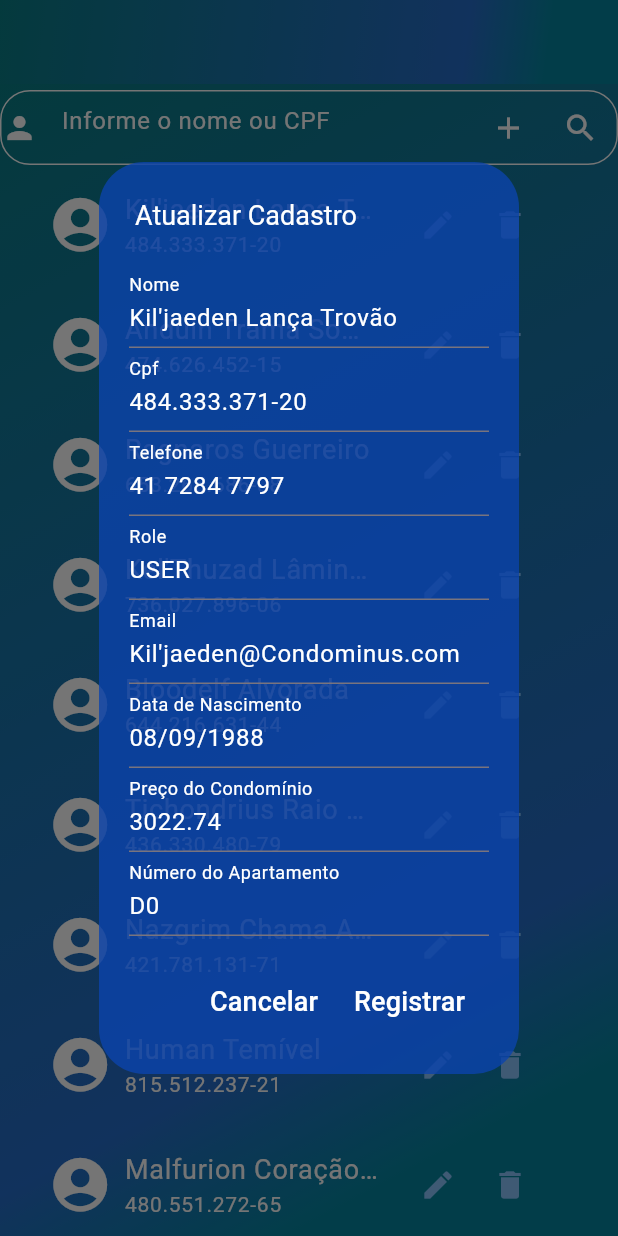
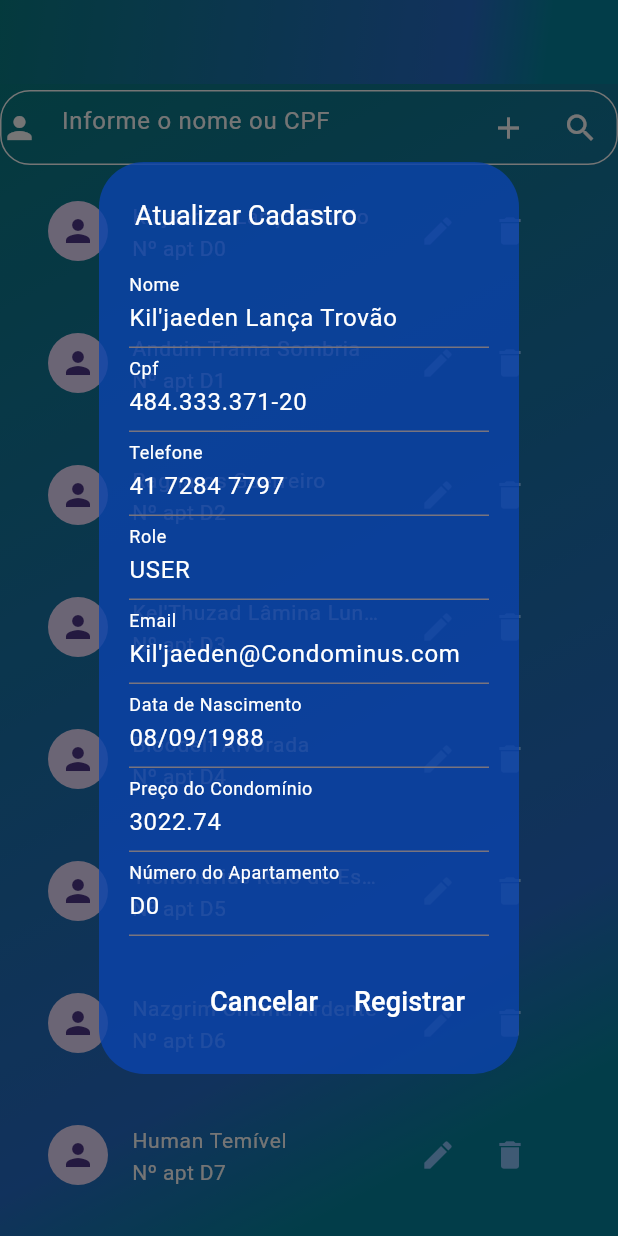
Before and after one commit to igorcalves/Condominus, a Flutter app: the screen it shows after launch, after a tap on the "edit" icon, on a phone screen of 412 x 824 dp. Run offline on Flutter 3.47's test engine with Material 3 defaults, Android fonts, the phone set to English and light mode, and no system bars.

Commit message:
simplificando o frame

```diff
--- a/lib/componentes/frame_usuario.dart
+++ /dev/null
@@ -1,72 +0,0 @@
-import 'package:flutter/material.dart';
-import 'package:Condominus/pages/usuarios/sub_tela_editar_criar_usuario.dart';
-import 'package:Condominus/pages/usuarios/mini_tela_exibir_usuario.dart';
-import '../dominio/user.dart';
-import '/componentes/icones_prontos.dart';
-import '/modelosDoApp/modelo_texto.dart';
-
-// ignore: must_be_immutable
-class FrameDeDadosPessoa extends StatelessWidget {
-  User user;
-
-  FrameDeDadosPessoa(this.user, {super.key});
-
-  @override
-  Widget build(BuildContext context) {
-    return SizedBox(
-      width: MediaQuery.of(context).size.width,
-      child: ListTile(
-        title: GestureDetector(
-          onTap: () {
-            showDialog(
-              context: context,
-              builder: (_) {
-                return telaDeDadosUsuario(user, context);
-              },
-            );
-          },
-          child: Row(
-            children: [
-              const IconePerfil(),
-              const SizedBox(width: 8),
-              Expanded(
-                child: Column(
-                  crossAxisAlignment: CrossAxisAlignment.start,
-                  children: [
-                    TextoPersonalizado(
-                      user.name!,
-                    ),
-                    TextoPersonalizado(
-                      user.cpf!,
-                      tamanho: 14,
-                    ),
-                  ],
-                ),
-              ),
-            ],
-          ),
-        ),
-        trailing: Row(
-          mainAxisSize: MainAxisSize.min,
-          children: [
-            IconeEditar(
-              onPressed: () {
-                showDialog(
-                  context: context,
-                  builder: (_) {
-                    return telaParaAdicionarPessoas(
-                        context, 'Atualizar Cadastro',
-                        user: user);
-                  },
-                );
-              },
-            ),
-            IconeDeletar(
-              onPressed: () {},
-            ),
-          ],
-        ),
-      ),
-    );
-  }
-}
--- /dev/null
+++ b/lib/componentes/frame_usuarios.dart
@@ -0,0 +1,71 @@
+import 'package:Condominus/componentes/icones_prontos.dart';
+import 'package:Condominus/dominio/user.dart';
+import 'package:Condominus/modelosDoApp/modelo_texto.dart';
+import 'package:Condominus/pages/usuarios/mini_tela_exibir_usuario.dart';
+import 'package:Condominus/pages/usuarios/sub_tela_editar_criar_usuario.dart';
+import 'package:flutter/material.dart';
+
+class FramePessoa extends StatelessWidget {
+  final User user;
+
+  const FramePessoa({super.key, required this.user});
+
+  @override
+  Widget build(BuildContext context) {
+    return ListTile(
+      leading: const CircleAvatar(child: Icon(Icons.person)),
+      title: abrirInfo(
+        user: user,
+        text: user.name!,
+      ),
+      subtitle: abrirInfo(
+        user: user,
+        text: 'Nº apt ${user.apartmentNumber!}',
+      ),
+      trailing: Row(
+        mainAxisSize: MainAxisSize.min,
+        children: [
+          IconeEditar(
+            onPressed: () {
+              showDialog(
+                context: context,
+                builder: (_) {
+                  return telaParaAdicionarPessoas(context, 'Atualizar Cadastro',
+                      user: user);
+                },
+              );
+            },
+          ),
+          IconeDeletar(
+            onPressed: () {},
+          ),
+        ],
+      ),
+    );
+  }
+}
+
+class abrirInfo extends StatelessWidget {
+  const abrirInfo({super.key, required this.user, required this.text});
+
+  final User user;
+  final String text;
+
+  @override
+  Widget build(BuildContext context) {
+    return GestureDetector(
+      onTap: () {
+        showDialog(
+          context: context,
+          builder: (_) {
+            return telaDeDadosUsuario(user, context);
+          },
+        );
+      },
+      child: TextoPersonalizado(
+        text,
+        tamanho: 14,
+      ),
+    );
+  }
+}
--- a/lib/main.dart
+++ b/lib/main.dart
@@ -1,8 +1,5 @@
 import 'package:Condominus/pages/usuarios/tela_princial_gerenciar_usuarios.dart';
 import 'package:flutter/material.dart';
-import 'package:Condominus/componentes/frame_usuario.dart';
-import 'package:Condominus/modelosDoApp/modelo_cores.dart';
-import 'package:Condominus/modelosDoApp/modelo_texto.dart';
 import 'dominio/user.dart';
 
 void main() {
--- a/lib/pages/usuarios/tela_princial_gerenciar_usuarios.dart
+++ b/lib/pages/usuarios/tela_princial_gerenciar_usuarios.dart
@@ -1,4 +1,4 @@
-import 'package:Condominus/componentes/frame_usuario.dart';
+import 'package:Condominus/componentes/frame_usuarios.dart';
 import 'package:Condominus/dominio/user.dart';
 import 'package:Condominus/main.dart';
 import 'package:Condominus/modelosDoApp/modelo_cores.dart';
@@ -42,7 +42,7 @@ ListView listarOsUsuariosNaTela(List<User> users) {
     itemCount: users.length,
     itemBuilder: (context, index) {
       return ListTile(
-        title: FrameDeDadosPessoa(pegarUsuarios()[index]),
+        title: FramePessoa(user: pegarUsuarios()[index]),
       );
     },
   );
```
